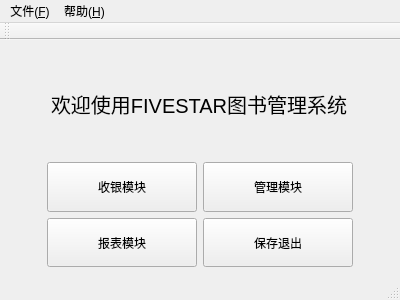
Above: ui/MainWindow.ui from li1553770945/course-design-sqlite before the change. Below: the same form after it.
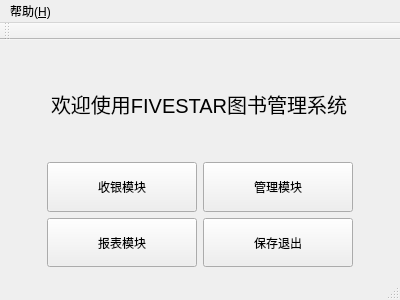
That is the form after the change. Icons and pictures are not drawn.

What changed in the file:
```diff
--- a/ui/MainWindow.ui
+++ b/ui/MainWindow.ui
@@ -146,13 +146,6 @@
     </property>
     <addaction name="ActionAbout"/>
    </widget>
-   <widget class="QMenu" name="menu_2">
-    <property name="title">
-     <string>文件(&amp;F)</string>
-    </property>
-    <addaction name="ActionSave"/>
-   </widget>
-   <addaction name="menu_2"/>
    <addaction name="menu"/>
   </widget>
   <widget class="QToolBar" name="mainToolBar">
```
